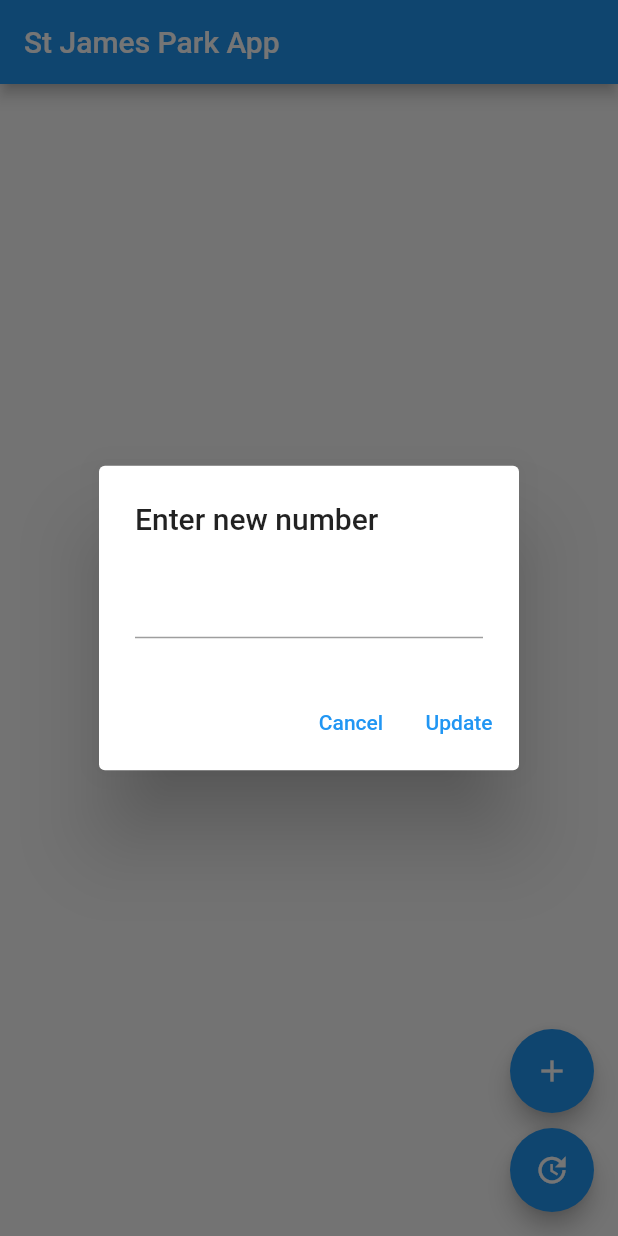
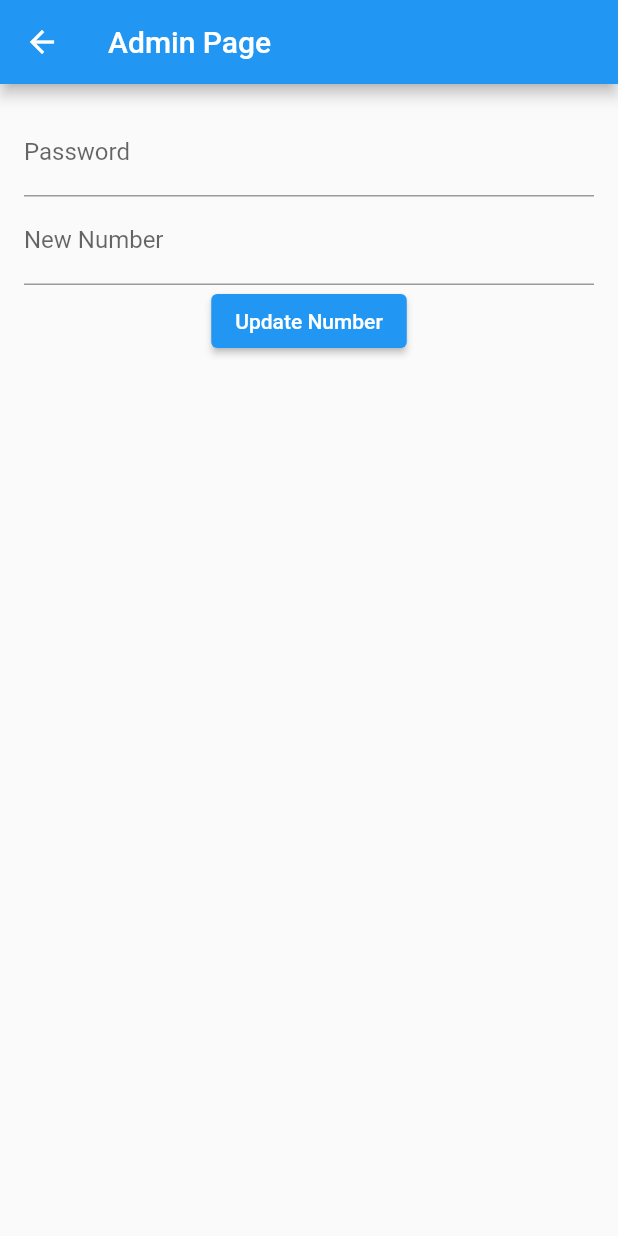
Before and after one commit to joelc0193/st_james_park_app, a Flutter app: the screen it shows after launch, after a tap on the "update" icon, on a phone screen of 412 x 824 dp. Run offline on Flutter 3.47's test engine with Material 2 defaults, Android fonts, the phone set to English and light mode, and no system bars.

Commit message:
Added password-protected admin page

```diff
--- /dev/null
+++ b/lib/admin_page.dart
@@ -0,0 +1,65 @@
+import 'package:flutter/material.dart';
+
+class AdminPage extends StatefulWidget {
+  AdminPage({Key? key}) : super(key: key);
+
+  @override
+  _AdminPageState createState() => _AdminPageState();
+}
+
+class _AdminPageState extends State<AdminPage> {
+  final _passwordController = TextEditingController();
+  final _numberController = TextEditingController();
+  final _formKey = GlobalKey<FormState>();
+  String _password = 'your_password';  // Replace with your actual password
+
+  @override
+  Widget build(BuildContext context) {
+    return Scaffold(
+      appBar: AppBar(
+        title: Text('Admin Page'),
+      ),
+      body: Form(
+        key: _formKey,
+        child: Padding(
+          padding: EdgeInsets.all(16.0),
+          child: Column(
+            children: <Widget>[
+              TextFormField(
+                controller: _passwordController,
+                decoration: InputDecoration(labelText: 'Password'),
+                obscureText: true,
+                validator: (value) {
+                  if (value != _password) {
+                    return 'Incorrect password';
+                  }
+                  return null;
+                },
+              ),
+              TextFormField(
+                controller: _numberController,
+                decoration: InputDecoration(labelText: 'New Number'),
+                keyboardType: TextInputType.number,
+                validator: (value) {
+                  if (value == null || value.isEmpty) {
+                    return 'Please enter a number';
+                  }
+                  return null;
+                },
+              ),
+              ElevatedButton(
+                onPressed: () {
+                  if (_formKey.currentState!.validate()) {
+                    // TODO: Update the number
+                    Navigator.pop(context, int.parse(_numberController.text));
+                  }
+                },
+                child: Text('Update Number'),
+              ),
+            ],
+          ),
+        ),
+      ),
+    );
+  }
+}
--- a/lib/main.dart
+++ b/lib/main.dart
@@ -1,4 +1,6 @@
 import 'package:flutter/material.dart';
+
+import 'admin_page.dart';
 
 void main() {
   runApp(const MyApp());
@@ -35,38 +37,18 @@
     });
   }
 
-  void _updateNumber() async {
-    TextEditingController controller = TextEditingController();
-    await showDialog(
-      context: context,
-      builder: (context) {
-        return AlertDialog(
-          title: Text('Enter new number'),
-          content: TextField(
-            controller: controller,
-            keyboardType: TextInputType.number,
-          ),
-          actions: <Widget>[
-            TextButton(
-              child: Text('Cancel'),
-              onPressed: () {
-                Navigator.of(context).pop();
-              },
-            ),
-            TextButton(
-              child: Text('Update'),
-              onPressed: () {
-                setState(() {
-                  _number = int.parse(controller.text);
-                });
-                Navigator.of(context).pop();
-              },
-            ),
-          ],
-        );
-      },
-    );
+void _updateNumber() async {
+  final result = await Navigator.push(
+    context,
+    MaterialPageRoute(builder: (context) => AdminPage()),
+  );
+  if (result != null) {
+    setState(() {
+      _number = result;
+    });
   }
+}
+
 
   @override
   Widget build(BuildContext context) {
```
